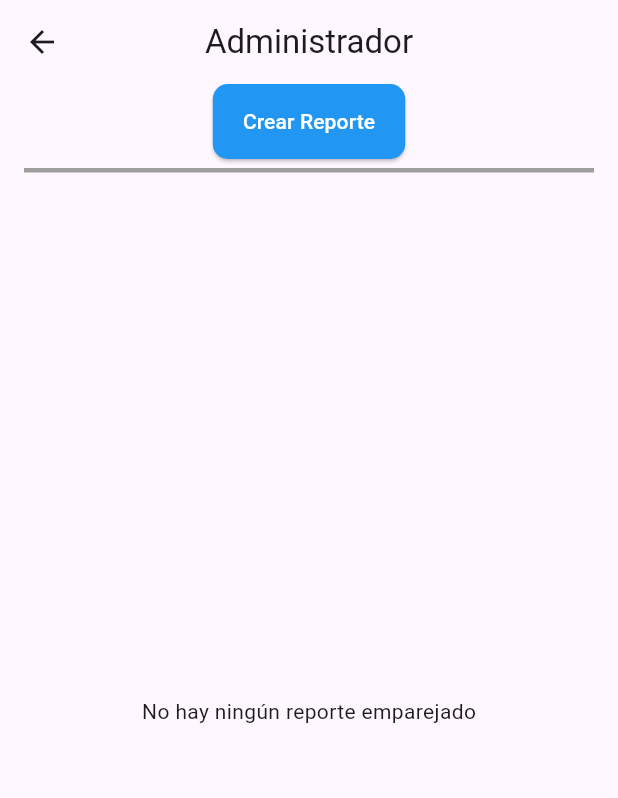
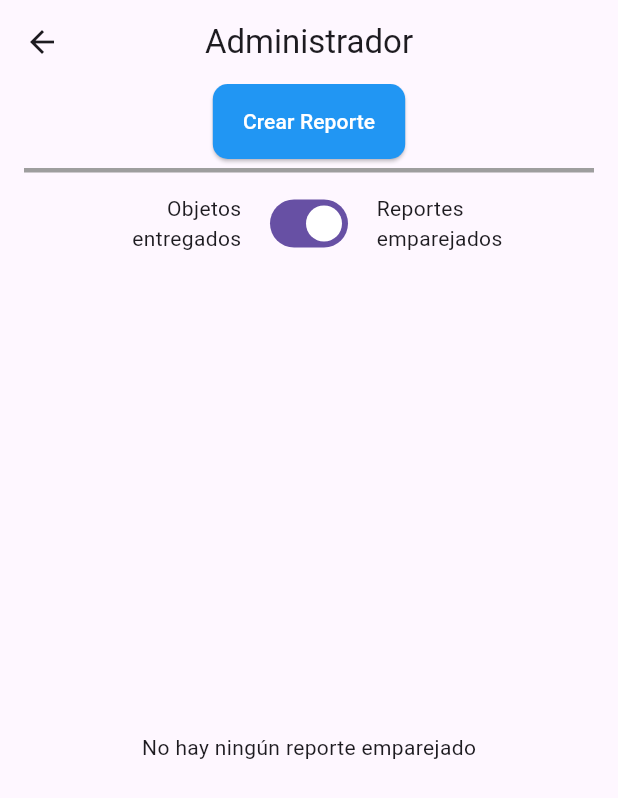
Before and after one commit to Equipo007IngSoftware/ProyectoCosasUdecPerdidas, a Flutter app: the AdministratorScreen screen opened directly, on a phone screen of 412 x 824 dp. Shown: the top 798 px of the screen. Run offline on Flutter 3.47's test engine with Material 3 defaults, Android fonts, the phone set to English and light mode, and no system bars; our stand-ins replace file_picker.

Commit message:
add: ahora se pueden ver reportes de objetos entregados en pantalla de administrador

```diff
--- a/proyectocosasperdidas/lib/Screens/administrator_screen.dart
+++ b/proyectocosasperdidas/lib/Screens/administrator_screen.dart
@@ -18,6 +18,7 @@ class AdministratorScreen extends StatefulWidget {
 class _AdministratorScreen extends State<AdministratorScreen> {
   //variable que dice si hay algun par de reporte seleccionado
   int seleccionIndex = -1;
+  bool _isPair = true;
 
   // Metodo build que describe la parte de la interfaz de usuario representada por este widget
   @override
@@ -54,7 +55,8 @@ class _AdministratorScreen extends State<AdministratorScreen> {
               ),
               child: const Text("Crear Reporte"),
             ),
-            Divider( //divisor para separar creacion de reporte y lista
+            Divider(
+              //divisor para separar creacion de reporte y lista
               height: 15,
               color: Colors.grey,
               thickness: 3,
@@ -62,6 +64,30 @@ class _AdministratorScreen extends State<AdministratorScreen> {
               endIndent: 16,
             ),
             Padding(padding: EdgeInsets.all(2)),
+            Row(
+              mainAxisAlignment: MainAxisAlignment.center,
+              //crossAxisAlignment: CrossAxisAlignment.center,
+              spacing: 15,
+              children: <Widget>[
+                SizedBox(
+                  width: 90,
+                  child: Text(
+                    "Objetos entregados",
+                    textDirection: TextDirection.rtl,
+                  ),
+                ),
+                Switch(
+                  value: _isPair,
+                  onChanged: (newValue) {
+                    setState(() {
+                      _isPair = newValue;
+                      seleccionIndex = -1;
+                    });
+                  },
+                ),
+                SizedBox(width: 90, child: Text("Reportes emparejados")),
+              ],
+            ),
             if (seleccionIndex != -1)
               ElevatedButton(
                 onPressed: () {
@@ -69,9 +95,9 @@ class _AdministratorScreen extends State<AdministratorScreen> {
                   showDialog(
                     context: context,
                     builder: (context) => AlertDialog(
-                      title: const Text("Confirmar?"),
+                      title: const Text("¿Confirmar?"),
                       content: const Text(
-                        "Estos reportes se eliminaran permanentemente de la base de datos",
+                        "Estos reportes se marcarán como solucionados. Esta acción irreversible",
                       ),
                       actions: [
                         ElevatedButton(
@@ -86,8 +112,13 @@ class _AdministratorScreen extends State<AdministratorScreen> {
                             });
                             Navigator.pop(context);
                           },
-                          style: ElevatedButton.styleFrom(backgroundColor: Colors.red),
-                          child: const Text("Sí", style: TextStyle(color: Colors.black),),
+                          style: ElevatedButton.styleFrom(
+                            backgroundColor: Colors.red,
+                          ),
+                          child: const Text(
+                            "Sí",
+                            style: TextStyle(color: Colors.black),
+                          ),
                         ),
                         ElevatedButton(
                           onPressed: () => Navigator.pop(context),
@@ -110,13 +141,25 @@ class _AdministratorScreen extends State<AdministratorScreen> {
                 ),
                 child: const Text("Marcar como solucionado"),
               ),
-            ListaReportesPares(
+            (_isPair)
+                ? ListaReportesPares(
                     DataBase().reportesSolucionado,
                     onSeleccion: (seleccionado) {
                       setState(() {
                         seleccionIndex = seleccionado;
                       });
                     },
+                    isPair: _isPair,
+                  )
+                : ListaReportesPares(
+                    DataBase().reportesEntregados,
+                    onSeleccion: (seleccionado) {
+                      // setState(() {
+                      //seleccionIndex = seleccionado;
+                      //});
+                      return;
+                    },
+                    isPair: _isPair,
                   ),
           ],
         ),
@@ -146,10 +189,12 @@ class _AdministratorScreen extends State<AdministratorScreen> {
 class ListaReportesPares extends StatefulWidget {
   final List<Solucion> soluciones;
   final ValueChanged<int> onSeleccion;
+  final bool isPair;
   const ListaReportesPares(
     this.soluciones, {
     super.key,
     required this.onSeleccion,
+    required this.isPair,
   });
 
   @override
@@ -173,7 +218,11 @@ class _ListaReportesParesState extends State<ListaReportesPares> {
   Widget build(BuildContext context) {
     return Expanded(
       child: (widget.soluciones.length == 0)
-          ? Center(child: Text('No hay ningún reporte emparejado'))
+          ? Center(
+              child: (widget.isPair)
+                  ? Text('No hay ningún reporte emparejado')
+                  : Text('No hay ningún objeto entregado'),
+            )
           : ListView.builder(
               itemCount: widget.soluciones.length,
               itemBuilder: (context, index) {
```
Lines whose indentation alone changed are shown as unchanged.
